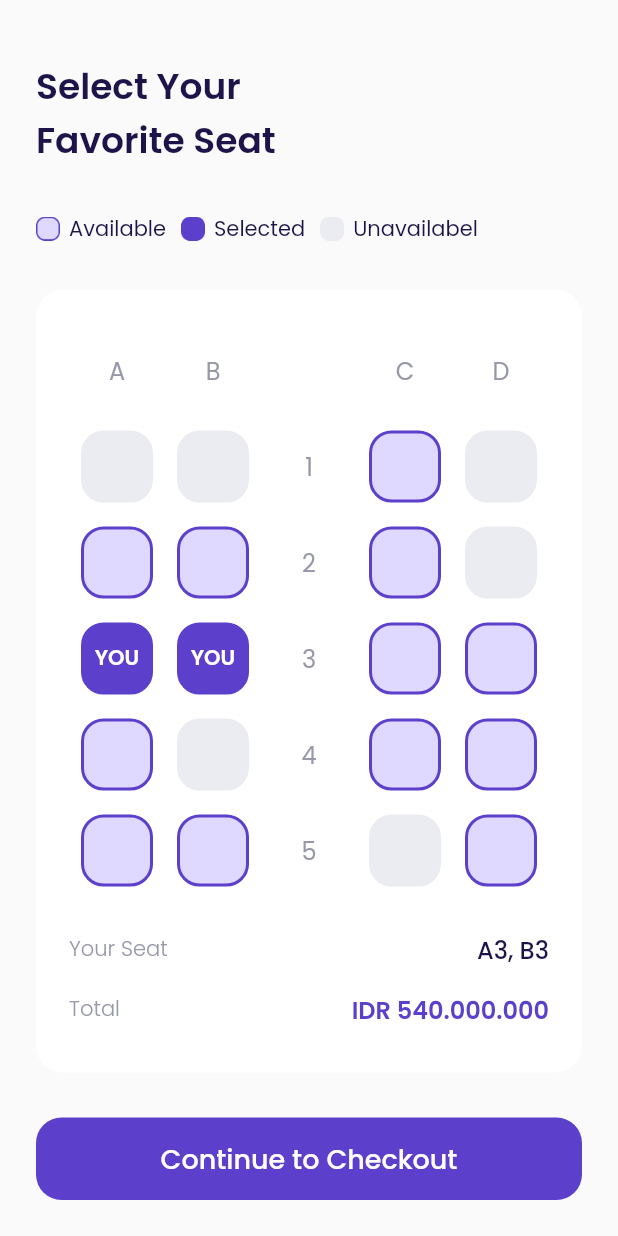
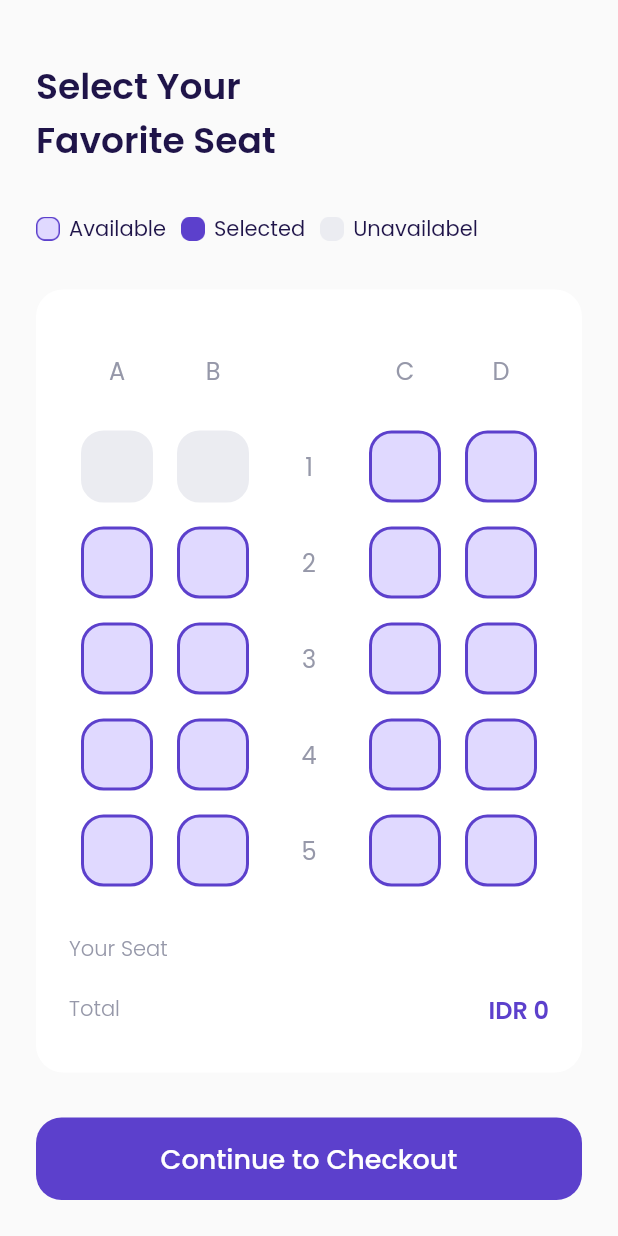
Before and after one commit to AlvinSanudharma/airplane, a Flutter app: the DetailPage screen opened directly with empty values, scrolled down 122 dp, after a tap on "Book Now", on a phone screen of 412 x 824 dp. Run offline on Flutter 3.47's test engine with Material 2 defaults, Android fonts, the phone set to English and light mode, and no system bars; our stand-ins replace bloc, cloud_firestore, equatable, firebase_auth, firebase_core, flutter_bloc and 2 more; missing offline and left inert: dart:ffi; accounts and stored records are empty; network calls fail.

```diff
--- a/lib/cubit/seat_cubit.dart
+++ b/lib/cubit/seat_cubit.dart
@@ -5,8 +5,21 @@ class SeatCubit extends Cubit<List<String>> {
   SeatCubit() : super([]);
 
   void selectSeat(String id) {
-    state.add(id);
+    if (!isSelected(id)) {
+      state.add(id);
+    } else {
+      state.remove(id);
+    }
+    print(state);
+    emit(List.from(state));
+  }
 
-    emit(state);
+  bool isSelected(String id) {
+    int index = state.indexOf(id);
+
+    if (index == -1) {
+      return false;
+    }
+    return true;
   }
 }
--- /dev/null
+++ b/lib/models/transaction_model.dart
@@ -0,0 +1,35 @@
+import 'package:airplane/models/destination_model.dart';
+import 'package:equatable/equatable.dart';
+
+class TransactionModel extends Equatable {
+  final DestinationModel destination;
+  final int amountOfTraveler;
+  final String selectedSeat;
+  final bool insurance;
+  final bool refundable;
+  final double vat;
+  final int price;
+  final int grandTotal;
+
+  TransactionModel(
+      {required this.destination,
+      this.amountOfTraveler = 0,
+      this.selectedSeat = '',
+      this.insurance = false,
+      this.refundable = false,
+      this.vat = 0,
+      this.price = 0,
+      this.grandTotal = 0});
+
+  @override
+  List<Object?> get props => [
+        destination,
+        amountOfTraveler,
+        selectedSeat,
+        insurance,
+        refundable,
+        vat,
+        price,
+        grandTotal
+      ];
+}
--- a/lib/ui/pages/choose_seat_page.dart
+++ b/lib/ui/pages/choose_seat_page.dart
@@ -1,11 +1,18 @@
+import 'package:airplane/cubit/seat_cubit.dart';
+import 'package:airplane/models/destination_model.dart';
+import 'package:airplane/models/transaction_model.dart';
 import 'package:airplane/shared/theme.dart';
 import 'package:airplane/ui/pages/checkout_page.dart';
 import 'package:airplane/ui/widgets/custom_button.dart';
 import 'package:airplane/ui/widgets/seat_item.dart';
 import 'package:flutter/material.dart';
+import 'package:flutter_bloc/flutter_bloc.dart';
+import 'package:intl/intl.dart';
 
 class ChooseSeatPage extends StatelessWidget {
-  const ChooseSeatPage({Key? key}) : super(key: key);
+  final DestinationModel destination;
+
+  const ChooseSeatPage(this.destination, {Key? key}) : super(key: key);
 
   @override
   Widget build(BuildContext context) {
@@ -65,6 +72,8 @@ class ChooseSeatPage extends StatelessWidget {
     }
 
     Widget selectSeat() {
+      return BlocBuilder<SeatCubit, List<String>>(
+        builder: (context, state) {
           return Container(
             margin: EdgeInsets.only(top: 30),
             padding: EdgeInsets.symmetric(horizontal: 22, vertical: 30),
@@ -141,12 +150,12 @@ class ChooseSeatPage extends StatelessWidget {
                     mainAxisAlignment: MainAxisAlignment.spaceAround,
                     children: [
                       SeatItem(
-                    status: 2,
                         id: 'A1',
+                        isAvailable: false,
                       ),
                       SeatItem(
-                    status: 2,
                         id: 'B1',
+                        isAvailable: false,
                       ),
                       Container(
                         width: 48,
@@ -158,12 +167,10 @@ class ChooseSeatPage extends StatelessWidget {
                                 ))),
                       ),
                       SeatItem(
-                    status: 0,
                         id: 'C1',
                       ),
                       SeatItem(
-                    status: 2,
-                    id: 'B1',
+                        id: 'D1',
                       ),
                     ],
                   ),
@@ -175,11 +182,9 @@ class ChooseSeatPage extends StatelessWidget {
                     mainAxisAlignment: MainAxisAlignment.spaceAround,
                     children: [
                       SeatItem(
-                    status: 0,
                         id: 'A2',
                       ),
                       SeatItem(
-                    status: 0,
                         id: 'B2',
                       ),
                       Container(
@@ -192,11 +197,9 @@ class ChooseSeatPage extends StatelessWidget {
                                 ))),
                       ),
                       SeatItem(
-                    status: 0,
                         id: 'C2',
                       ),
                       SeatItem(
-                    status: 2,
                         id: 'D2',
                       ),
                     ],
@@ -209,11 +212,9 @@ class ChooseSeatPage extends StatelessWidget {
                     mainAxisAlignment: MainAxisAlignment.spaceAround,
                     children: [
                       SeatItem(
-                    status: 1,
                         id: 'A3',
                       ),
                       SeatItem(
-                    status: 1,
                         id: 'B3',
                       ),
                       Container(
@@ -226,11 +227,9 @@ class ChooseSeatPage extends StatelessWidget {
                                 ))),
                       ),
                       SeatItem(
-                    status: 0,
                         id: 'C3',
                       ),
                       SeatItem(
-                    status: 0,
                         id: 'D3',
                       ),
                     ],
@@ -243,11 +242,9 @@ class ChooseSeatPage extends StatelessWidget {
                     mainAxisAlignment: MainAxisAlignment.spaceAround,
                     children: [
                       SeatItem(
-                    status: 0,
                         id: 'A4',
                       ),
                       SeatItem(
-                    status: 2,
                         id: 'B4',
                       ),
                       Container(
@@ -260,11 +257,9 @@ class ChooseSeatPage extends StatelessWidget {
                                 ))),
                       ),
                       SeatItem(
-                    status: 0,
                         id: 'C4',
                       ),
                       SeatItem(
-                    status: 0,
                         id: 'D4',
                       ),
                     ],
@@ -277,11 +272,9 @@ class ChooseSeatPage extends StatelessWidget {
                     mainAxisAlignment: MainAxisAlignment.spaceAround,
                     children: [
                       SeatItem(
-                    status: 0,
                         id: 'A5',
                       ),
                       SeatItem(
-                    status: 0,
                         id: 'B5',
                       ),
                       Container(
@@ -294,11 +287,9 @@ class ChooseSeatPage extends StatelessWidget {
                                 ))),
                       ),
                       SeatItem(
-                    status: 2,
                         id: 'C5',
                       ),
                       SeatItem(
-                    status: 0,
                         id: 'D5',
                       ),
                     ],
@@ -315,7 +306,7 @@ class ChooseSeatPage extends StatelessWidget {
                         style: greyTextStyle.copyWith(fontWeight: light),
                       ),
                       Text(
-                    'A3, B3',
+                        state.join(', '),
                         style: blackTextStyle.copyWith(
                             fontSize: 16, fontWeight: medium),
                       )
@@ -333,7 +324,9 @@ class ChooseSeatPage extends StatelessWidget {
                         style: greyTextStyle.copyWith(fontWeight: light),
                       ),
                       Text(
-                    'IDR 540.000.000',
+                        NumberFormat.currency(
+                                locale: 'id', symbol: 'IDR ', decimalDigits: 0)
+                            .format(state.length * destination.price),
                         style: purpleTextStyle.copyWith(
                             fontSize: 16, fontWeight: semiBold),
                       )
@@ -343,16 +336,34 @@ class ChooseSeatPage extends StatelessWidget {
               ],
             ),
           );
+        },
+      );
     }
 
     Widget checkoutButton() {
+      return BlocBuilder<SeatCubit, List<String>>(
+        builder: (context, state) {
           return CustomButton(
-        onPressed: (() => {
-              Navigator.push(context,
-                  MaterialPageRoute(builder: ((context) => CheckoutPage())))
+            onPressed: (() {
+              int price = destination.price * state.length;
+
+              Navigator.push(
+                  context,
+                  MaterialPageRoute(
+                      builder: ((context) => CheckoutPage(TransactionModel(
+                          destination: destination,
+                          amountOfTraveler: state.length,
+                          selectedSeat: state.join(),
+                          insurance: true,
+                          refundable: false,
+                          vat: 0.45,
+                          price: price,
+                          grandTotal: price + (price * 0.45).toInt())))));
             }),
             title: 'Continue to Checkout',
             margin: EdgeInsets.only(top: 30, bottom: 46),
+          );
+        },
       );
     }
 
--- a/lib/ui/pages/detail_page.dart
+++ b/lib/ui/pages/detail_page.dart
@@ -209,7 +209,8 @@ class DetailPage extends StatelessWidget {
                       Navigator.push(
                           context,
                           MaterialPageRoute(
-                              builder: ((context) => ChooseSeatPage())))
+                              builder: ((context) =>
+                                  ChooseSeatPage(destination))))
                     },
                     width: 170,
                   )
--- a/lib/ui/widgets/seat_item.dart
+++ b/lib/ui/widgets/seat_item.dart
@@ -6,62 +6,52 @@ import 'package:flutter_bloc/flutter_bloc.dart';
 class SeatItem extends StatelessWidget {
   // NOTE: 0. Available 1. Selected 2. Unavailable
 
-  final int status;
   final String id;
+  final bool isAvailable;
 
-  const SeatItem({Key? key, required this.status, required this.id})
+  const SeatItem({Key? key, this.isAvailable = true, required this.id})
       : super(key: key);
 
   @override
   Widget build(BuildContext context) {
+    bool isSelected = context.watch<SeatCubit>().isSelected(id);
+
     backgroundColor() {
-      switch (status) {
-        case 0:
+      if (!isAvailable) {
+        return kUnavailableColor;
+      } else {
+        if (isSelected) {
+          return kPrimaryColor;
+        } else {
           return kAvailableColor;
-        case 1:
-          return kPrimaryColor;
-        case 2:
-          return kUnavailableColor;
-        default:
-          return kUnavailableColor;
+        }
       }
     }
 
     borderColor() {
-      switch (status) {
-        case 0:
-          return kPrimaryColor;
-        case 1:
-          return kPrimaryColor;
-        case 2:
-          return kUnavailableColor;
-        default:
-          return kUnavailableColor;
+      if (!isAvailable) {
+        return kUnavailableColor;
+      } else {
+        return kPrimaryColor;
       }
     }
 
     child() {
-      switch (status) {
-        case 0:
-          return SizedBox();
-        case 1:
-          return Center(
-            child: Text(
-              'YOU',
-              style:
-                  whiteTextStyle.copyWith(fontSize: 14, fontWeight: semiBold),
-            ),
-          );
-        case 2:
-          return SizedBox();
-        default:
-          return SizedBox();
+      if (isSelected) {
+        return Center(
+          child:
+              Text('YOU', style: whiteTextStyle.copyWith(fontWeight: semiBold)),
+        );
+      } else {
+        return SizedBox();
       }
     }
 
     return GestureDetector(
       onTap: () {
-        context.read<SeatCubit>().selectSeat(id);
+        if (isAvailable) {
+          context.read<SeatCubit>().selectSeat(id);
+        }
       },
       child: Container(
           width: 48,
```
Also changed, not shown: lib/ui/pages/checkout_page.dart (+45 -20 lines). Lines whose indentation alone changed are shown as unchanged.
